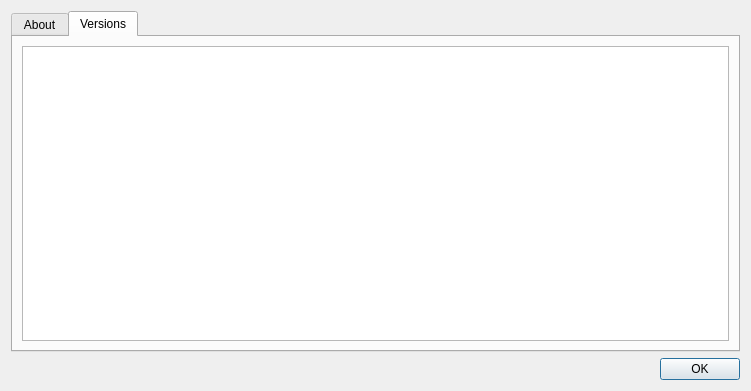
Old version of the form src/gui/aboutdialog.ui in the repository CSG-Development/owncloud-client.
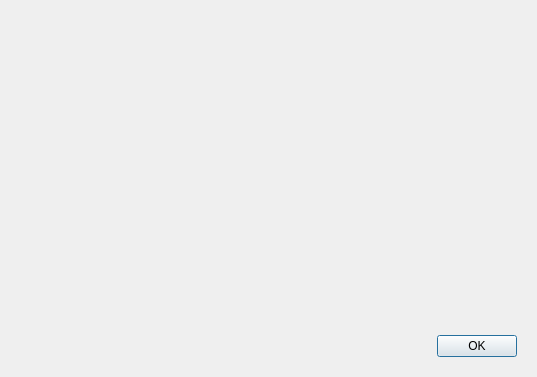
New version of the form. The open tabs and pages were chosen to show the change. Icons and pictures are not drawn.

```diff
--- a/src/gui/aboutdialog.ui
+++ b/src/gui/aboutdialog.ui
@@ -6,8 +6,8 @@
    <rect>
     <x>0</x>
     <y>0</y>
-    <width>751</width>
-    <height>391</height>
+    <width>537</width>
+    <height>377</height>
    </rect>
   </property>
   <property name="windowTitle">
@@ -15,15 +15,7 @@
   </property>
   <layout class="QVBoxLayout" name="verticalLayout">
    <item>
-    <widget class="QTabWidget" name="tabWidget">
-     <property name="currentIndex">
-      <number>0</number>
-     </property>
-     <widget class="QWidget" name="tab">
-      <attribute name="title">
-       <string>About</string>
-      </attribute>
-      <layout class="QHBoxLayout">
+    <layout class="QHBoxLayout" name="horizontalLayout">
        <item>
         <layout class="QVBoxLayout" name="verticalLayout_2">
          <item>
@@ -84,37 +76,37 @@
         </widget>
        </item>
       </layout>
-     </widget>
-     <widget class="QWidget" name="tab_2">
-      <attribute name="title">
-       <string>Versions</string>
-      </attribute>
-      <layout class="QVBoxLayout" name="verticalLayout_3">
-       <item>
-        <widget class="QTextBrowser" name="versionInfo">
-         <property name="openExternalLinks">
-          <bool>false</bool>
-         </property>
-         <property name="openLinks">
-          <bool>false</bool>
-         </property>
-        </widget>
-       </item>
-      </layout>
-     </widget>
-    </widget>
-   </item>
+   </item>
    <item>
-    <widget class="QDialogButtonBox" name="buttonBox">
-     <property name="cursor">
-      <cursorShape>PointingHandCursor</cursorShape>
+    <widget class="QFrame" name="frame">
+     <property name="sizePolicy">
+      <sizepolicy hsizetype="Preferred" vsizetype="Maximum">
+       <horstretch>0</horstretch>
+       <verstretch>0</verstretch>
+      </sizepolicy>
      </property>
+     <layout class="QHBoxLayout" name="horizontalLayout_2">
+      <item>
+       <spacer name="horizontalSpacer">
      <property name="orientation">
       <enum>Qt::Orientation::Horizontal</enum>
      </property>
-     <property name="standardButtons">
-      <set>QDialogButtonBox::StandardButton::Ok</set>
-     </property>
+        <property name="sizeHint" stdset="0">
+         <size>
+          <width>436</width>
+          <height>20</height>
+         </size>
+        </property>
+       </spacer>
+      </item>
+      <item>
+       <widget class="QPushButton" name="btnOk">
+        <property name="text">
+         <string>OK</string>
+        </property>
+       </widget>
+      </item>
+     </layout>
     </widget>
    </item>
   </layout>
```
Left out of the diff: 35 changed lines with no effect on the pictures. Lines whose indentation alone changed are shown as unchanged.
